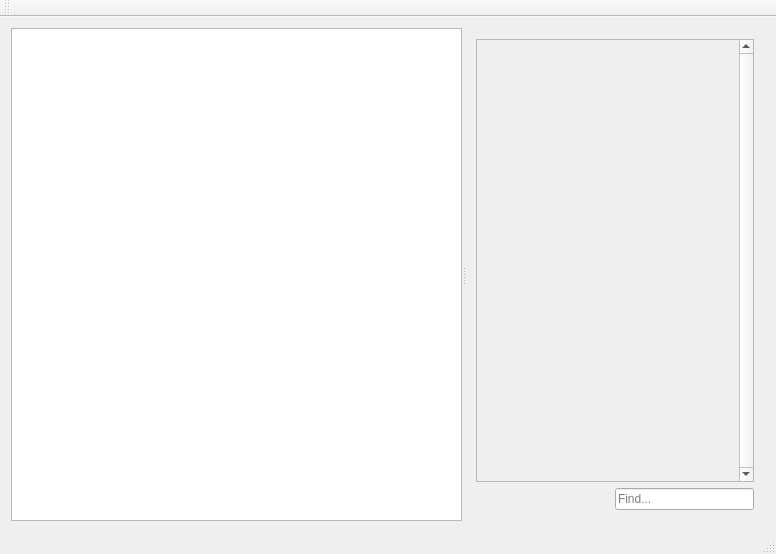
Before: the Qt Designer form mainwindow.ui in sly-loki/ToDoApp, drawn with Qt 5.
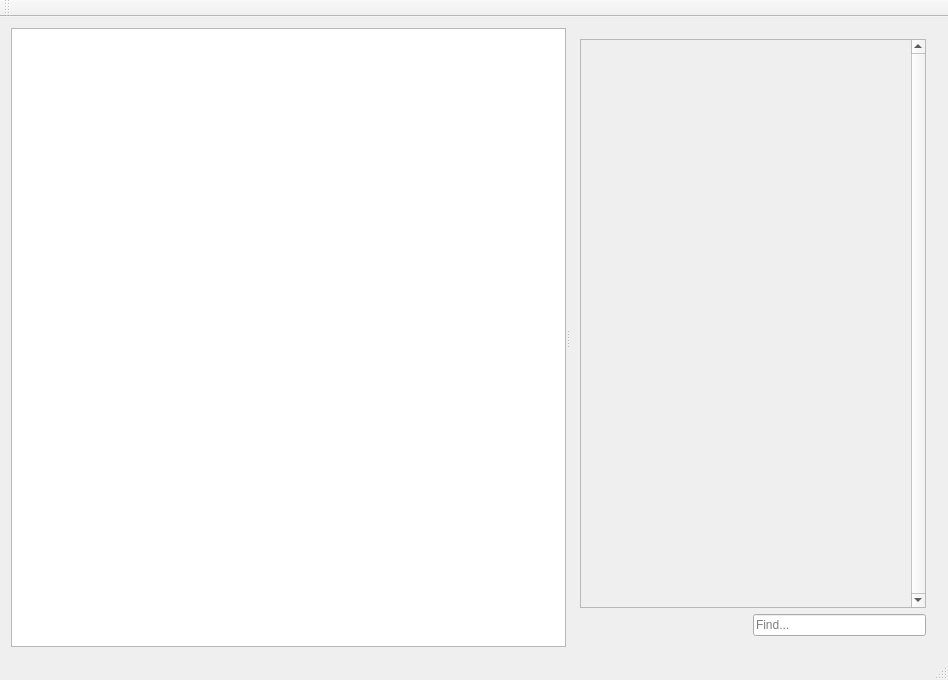
After: the same form once the commit is applied.

The edit to the form file:
```diff
--- a/mainwindow.ui
+++ b/mainwindow.ui
@@ -6,8 +6,8 @@
    <rect>
     <x>0</x>
     <y>0</y>
-    <width>776</width>
-    <height>554</height>
+    <width>948</width>
+    <height>680</height>
    </rect>
   </property>
   <property name="windowTitle">
@@ -42,8 +42,8 @@
             <rect>
              <x>0</x>
              <y>0</y>
-             <width>310</width>
-             <height>437</height>
+             <width>385</width>
+             <height>563</height>
             </rect>
            </property>
            <property name="sizePolicy">
```
Left out of the diff: 2 changed lines with no effect on the pictures.
